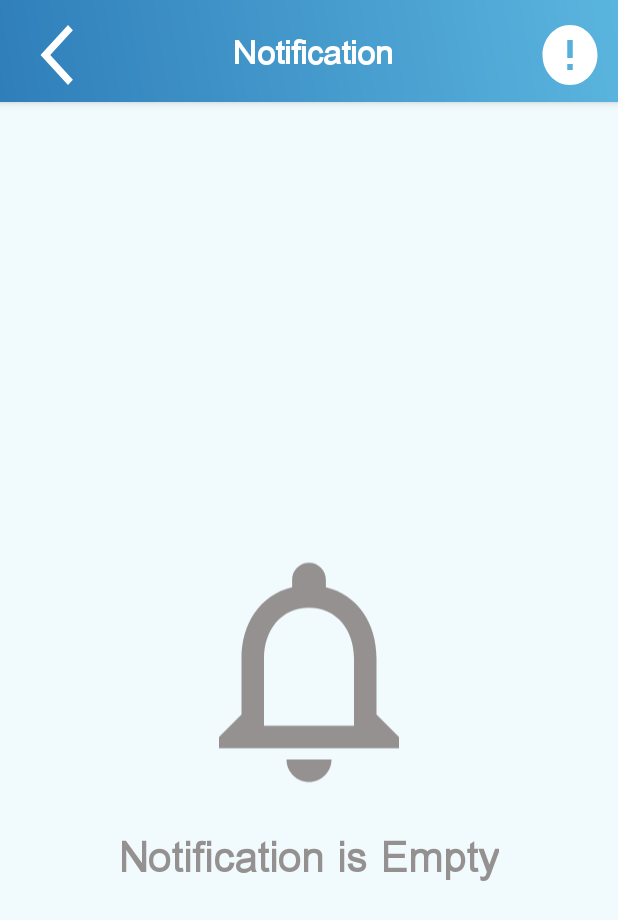
After one commit to ThiemJson/Android-ScanToShare, an Android app: the Notification screen opened directly, with no data from a screen before it, on a phone screen of 412 x 824 dp. The commit adds this screen. Shown: the top 920 px of the screen. Run offline under Robolectric (Android 15) with nearby library versions, the phone set to English and light mode, and no system bars.

Commit message:
Initial HomeUI, Notification UI

```diff
--- a/app/build.gradle
+++ b/app/build.gradle
@@ -12,7 +12,7 @@ android {
         targetSdkVersion 30
         versionCode 1
         versionName "1.0"
-
+        vectorDrawables.useSupportLibrary = true
         testInstrumentationRunner "androidx.test.runner.AndroidJUnitRunner"
     }
 
--- a/app/src/main/AndroidManifest.xml
+++ b/app/src/main/AndroidManifest.xml
@@ -9,7 +9,9 @@
         android:roundIcon="@mipmap/ic_launcher_round"
         android:supportsRtl="true"
         android:theme="@style/Theme.TLUConnect">
-        <activity android:name=".loading.Launcher"></activity>
+        <activity android:name=".notification.Notification"></activity>
+        <activity android:name=".home.Home" />
+        <activity android:name=".loading.Launcher" />
         <activity android:name=".register.Register_your_profile" />
         <activity android:name=".MainActivity">
             <intent-filter>
--- /dev/null
+++ b/app/src/main/java/teneocto/thiemjason/tlu_connect/notification/Notification.java
@@ -0,0 +1,16 @@
+package teneocto.thiemjason.tlu_connect.notification;
+
+import androidx.appcompat.app.AppCompatActivity;
+
+import android.os.Bundle;
+
+import teneocto.thiemjason.tlu_connect.R;
+
+public class Notification extends AppCompatActivity {
+
+    @Override
+    protected void onCreate(Bundle savedInstanceState) {
+        super.onCreate(savedInstanceState);
+        setContentView(R.layout.activity_notification);
+    }
+}
--- a/app/src/main/res/drawable/gradiant_background.xml
+++ b/app/src/main/res/drawable/gradiant_background.xml
@@ -1,7 +1,7 @@
 <shape xmlns:android="http://schemas.android.com/apk/res/android">
     <gradient
         android:type="linear"
-        android:angle="180"
-        android:startColor="@color/blue_primary"
-        android:endColor="#21a4ed" />
+        android:angle="45"
+        android:startColor="#2f7eba"
+        android:endColor="#5ab5de" />
 </shape>
--- /dev/null
+++ b/app/src/main/res/drawable/ic_baseline_arrow_back_ios_new_24.xml
@@ -0,0 +1,5 @@
+<vector android:height="24dp" android:tint="#FFFFFF"
+    android:viewportHeight="24" android:viewportWidth="24"
+    android:width="24dp" xmlns:android="http://schemas.android.com/apk/res/android">
+    <path android:fillColor="@android:color/white" android:pathData="M17.77,3.77l-1.77,-1.77l-10,10l10,10l1.77,-1.77l-8.23,-8.23z"/>
+</vector>
--- /dev/null
+++ b/app/src/main/res/drawable/ic_baseline_error.xml
@@ -0,0 +1,5 @@
+<vector android:height="24dp" android:tint="#FFFFFF"
+    android:viewportHeight="24" android:viewportWidth="24"
+    android:width="24dp" xmlns:android="http://schemas.android.com/apk/res/android">
+    <path android:fillColor="@android:color/white" android:pathData="M12,2C6.48,2 2,6.48 2,12s4.48,10 10,10 10,-4.48 10,-10S17.52,2 12,2zM13,17h-2v-2h2v2zM13,13h-2L11,7h2v6z"/>
+</vector>
--- /dev/null
+++ b/app/src/main/res/drawable/ic_baseline_menu.xml
@@ -0,0 +1,5 @@
+<vector android:height="24dp" android:tint="#FFFFFF"
+    android:viewportHeight="24" android:viewportWidth="24"
+    android:width="24dp" xmlns:android="http://schemas.android.com/apk/res/android">
+    <path android:fillColor="@android:color/white" android:pathData="M3,18h18v-2L3,16v2zM3,13h18v-2L3,11v2zM3,6v2h18L21,6L3,6z"/>
+</vector>
--- /dev/null
+++ b/app/src/main/res/drawable/ic_baseline_notifications.xml
@@ -0,0 +1,5 @@
+<vector android:height="24dp" android:tint="#FFFFFF"
+    android:viewportHeight="24" android:viewportWidth="24"
+    android:width="24dp" xmlns:android="http://schemas.android.com/apk/res/android">
+    <path android:fillColor="@android:color/white" android:pathData="M12,22c1.1,0 2,-0.9 2,-2h-4c0,1.1 0.89,2 2,2zM18,16v-5c0,-3.07 -1.64,-5.64 -4.5,-6.32L13.5,4c0,-0.83 -0.67,-1.5 -1.5,-1.5s-1.5,0.67 -1.5,1.5v0.68C7.63,5.36 6,7.92 6,11v5l-2,2v1h16v-1l-2,-2z"/>
+</vector>
--- /dev/null
+++ b/app/src/main/res/drawable/ic_baseline_notifications_none_24.xml
@@ -0,0 +1,5 @@
+<vector android:height="24dp" android:tint="#959191"
+    android:viewportHeight="24" android:viewportWidth="24"
+    android:width="24dp" xmlns:android="http://schemas.android.com/apk/res/android">
+    <path android:fillColor="@android:color/white" android:pathData="M12,22c1.1,0 2,-0.9 2,-2h-4c0,1.1 0.9,2 2,2zM18,16v-5c0,-3.07 -1.63,-5.64 -4.5,-6.32L13.5,4c0,-0.83 -0.67,-1.5 -1.5,-1.5s-1.5,0.67 -1.5,1.5v0.68C7.64,5.36 6,7.92 6,11v5l-2,2v1h16v-1l-2,-2zM16,17L8,17v-6c0,-2.48 1.51,-4.5 4,-4.5s4,2.02 4,4.5v6z"/>
+</vector>
--- /dev/null
+++ b/app/src/main/res/layout/activity_notification.xml
@@ -0,0 +1,100 @@
+<?xml version="1.0" encoding="utf-8"?>
+<androidx.constraintlayout.widget.ConstraintLayout xmlns:android="http://schemas.android.com/apk/res/android"
+    xmlns:app="http://schemas.android.com/apk/res-auto"
+    xmlns:tools="http://schemas.android.com/tools"
+    android:layout_width="match_parent"
+    android:layout_height="match_parent"
+    android:background="@color/blue_third_light"
+    tools:context=".notification.Notification">
+
+    <com.google.android.material.appbar.AppBarLayout
+        android:id="@+id/home_appbarlayout"
+        android:layout_width="match_parent"
+        android:layout_height="wrap_content"
+        app:layout_constraintEnd_toEndOf="parent"
+        app:layout_constraintStart_toStartOf="parent"
+        app:layout_constraintTop_toTopOf="parent">
+
+        <androidx.appcompat.widget.Toolbar
+            android:id="@+id/noti_mToolbar"
+            android:layout_width="match_parent"
+            android:layout_height="wrap_content"
+            android:background="@drawable/gradiant_background"
+            android:minHeight="?attr/actionBarSize"
+            android:paddingTop="7dp"
+            android:paddingBottom="7dp"
+            android:theme="?attr/actionBarTheme"
+            app:layout_constraintLeft_toLeftOf="parent"
+            app:layout_constraintStart_toStartOf="parent"
+            app:layout_constraintTop_toTopOf="parent"
+            tools:layout_editor_absoluteY="15dp">
+
+            <LinearLayout
+                android:layout_width="match_parent"
+                android:layout_height="wrap_content"
+                android:layout_marginStart="10dp"
+                android:layout_marginEnd="10dp"
+                android:orientation="horizontal"
+                android:paddingTop="5dp"
+                android:weightSum="4">
+
+                <Button
+                    android:layout_width="wrap_content"
+                    android:layout_height="wrap_content"
+                    android:layout_weight="1"
+                    android:background="@drawable/ic_baseline_arrow_back_ios_new_24"
+                    android:textColor="@color/white" />
+
+                <TextView
+                    android:layout_width="match_parent"
+                    android:layout_height="wrap_content"
+                    android:layout_gravity="center"
+                    android:layout_weight="2"
+                    android:fontFamily="@font/phetsarath"
+                    android:gravity="center"
+                    android:text="Notification"
+                    android:textAlignment="center"
+                    android:textAllCaps="false"
+                    android:textColor="@color/white"
+                    android:textSize="21dp"
+                    android:textStyle="bold" />
+
+                <Button
+                    android:id="@+id/toolbar_overflow_menu_button"
+                    android:layout_width="wrap_content"
+                    android:layout_height="wrap_content"
+                    android:layout_weight="1"
+                    android:background="@drawable/ic_baseline_error"
+                    android:paddingEnd="10dp" />
+            </LinearLayout>
+        </androidx.appcompat.widget.Toolbar>
+    </com.google.android.material.appbar.AppBarLayout>
+
+    <ImageView
+        app:layout_constraintTop_toBottomOf="@+id/home_appbarlayout"
+        app:layout_constraintLeft_toLeftOf="parent"
+        app:layout_constraintRight_toRightOf="parent"
+        app:layout_constraintBottom_toBottomOf="parent"
+        android:id="@+id/notification_notificationIcon"
+        android:layout_width="180dp"
+        android:layout_height="190dp"
+        app:srcCompat="@drawable/ic_baseline_notifications_none_24"
+        tools:layout_editor_absoluteX="143dp"
+        tools:layout_editor_absoluteY="330dp" />
+
+    <TextView
+        app:layout_constraintStart_toStartOf="parent"
+        app:layout_constraintEnd_toEndOf="parent"
+        app:layout_constraintTop_toBottomOf="@+id/notification_notificationIcon"
+        android:layout_marginTop="10dp"
+        android:layout_width="wrap_content"
+        android:layout_height="wrap_content"
+        android:textStyle="bold"
+        android:textColor="#959191"
+        android:textSize="28dp"
+        android:textFontWeight="700"
+        android:text="Notification is Empty"
+        android:fontFamily="@font/phetsarath"
+        />
+
+</androidx.constraintlayout.widget.ConstraintLayout>
--- a/app/src/main/res/layout/activity_register_your_profile.xml
+++ b/app/src/main/res/layout/activity_register_your_profile.xml
@@ -19,8 +19,10 @@
             android:layout_width="match_parent"
             android:layout_height="wrap_content"
             android:layout_weight="1"
-            android:background="@color/blue_third_light"
+            android:background="@drawable/gradiant_background"
             android:minHeight="?attr/actionBarSize"
+            android:paddingTop="7dp"
+            android:paddingBottom="7dp"
             android:theme="?attr/actionBarTheme"
             app:layout_constraintLeft_toLeftOf="parent"
             app:layout_constraintStart_toStartOf="parent"
@@ -34,7 +36,7 @@
                 android:gravity="center"
                 android:text="Your Profile"
                 android:textAlignment="center"
-                android:textColor="@color/blue_text"
+                android:textColor="@color/white"
                 android:textSize="21dp"
                 android:textStyle="bold" />
         </androidx.appcompat.widget.Toolbar>
--- /dev/null
+++ b/app/src/main/res/menu/menu_home.xml
@@ -0,0 +1,4 @@
+<?xml version="1.0" encoding="utf-8"?>
+<menu xmlns:android="http://schemas.android.com/apk/res/android">
+
+</menu>
--- a/app/src/main/res/values/colors.xml
+++ b/app/src/main/res/values/colors.xml
@@ -8,8 +8,8 @@
     <color name="black">#FF000000</color>
     <color name="white">#FFFFFFFF</color>
 
-    <color name="blue_primary">#1a81bb</color>
-    <color name="blue_second_light">#82d2ec</color>
+    <color name="blue_primary">#2f7eba</color>
+    <color name="blue_second_light">#5ab5de</color>
     <color name="blue_third_light">#F1FAFD</color>
     <color name="blue_drawer">#5CC5F0</color>
     <color name="blue_text">#48B2DD</color>
```
Also changed, not shown: app/src/main/java/teneocto/thiemjason/tlu_connect/home/Home.java (added, +16 -0 lines), app/src/main/res/layout/activity_home.xml (added, +144 -0 lines), app/src/main/res/layout/activity_main.xml (+6 -5 lines).
